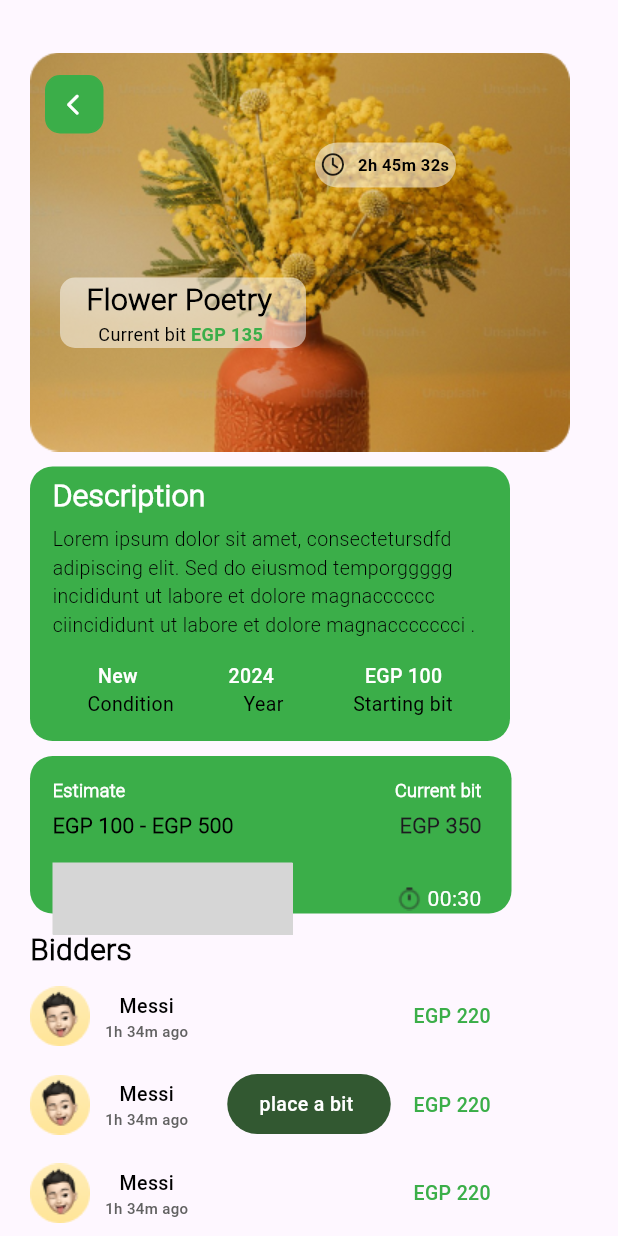
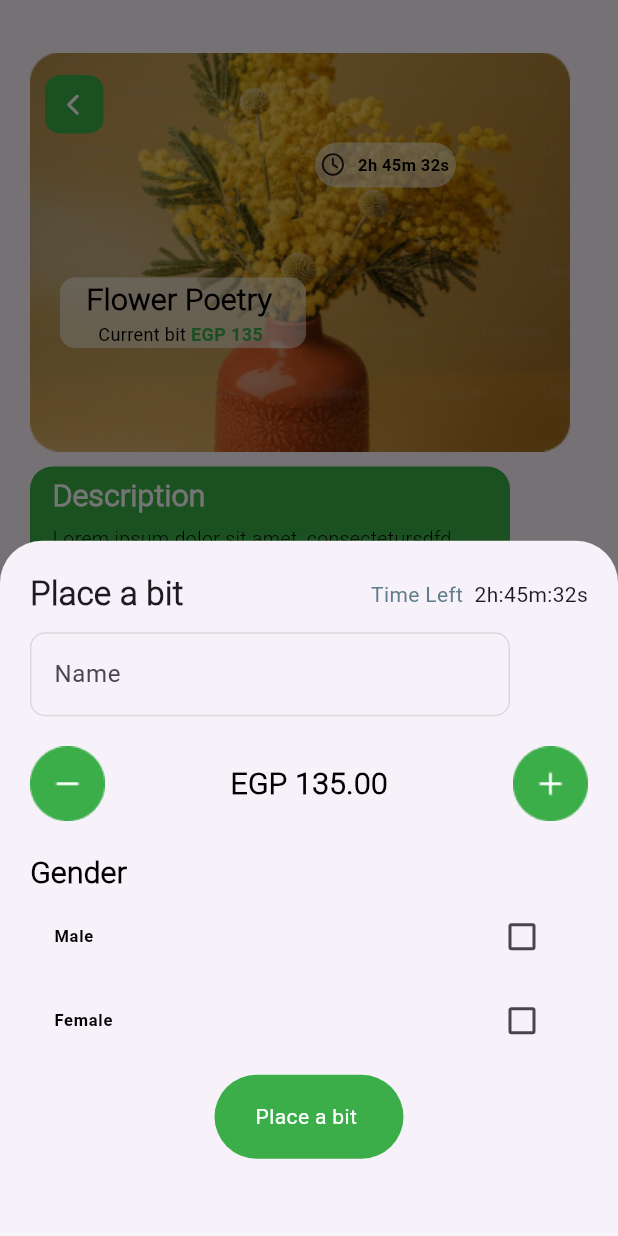
Before and after one commit to Marwanali2/ReNu_graduation_project, a Flutter app: the DetailsOfAnticaView screen opened by its route, after a tap on "place a bit", on a phone screen of 412 x 824 dp. Run offline on Flutter 3.47's test engine with Material 3 defaults, Android fonts, the phone set to English and light mode, and no system bars; our stand-ins replace country_code_picker, firebase_core, font_awesome_flutter, go_router, image_picker, pin_code_fields; missing offline and left inert: linear_progress_bar; accounts and stored records are empty; Roboto replaces fonts that are missing (Poppins-Black.ttf); grey boxes are pictures that could not be loaded.

Commit message:
end antika ui section

```diff
--- a/lib/core/routing/app_router.dart
+++ b/lib/core/routing/app_router.dart
@@ -1,6 +1,7 @@
 import 'package:go_router/go_router.dart';
 import 'package:graduation_project/features/antica/presentation/views/antica_tab_bar_controller.dart';
 import 'package:graduation_project/features/antica/presentation/views/details_of_antica_view.dart';
+import 'package:graduation_project/features/antica/presentation/views/widgets/bidders_bottom_sheet.dart';
 import 'package:graduation_project/features/auth/presentation/views/log_or_sign_view.dart';
 import 'package:graduation_project/features/auth/presentation/views/forget_password_view.dart';
 import 'package:graduation_project/features/auth/presentation/views/login_view.dart';
@@ -20,7 +21,7 @@ abstract class AppRouter {
   static const kSuccess = '/success';
   static const kAnticaTabbar = '/anticatabbar';
   static const kDetailsOfAntica = '/detailsofantica';
-
+  static const kbottomSheet='/bottomsheet';
 
  static final router = GoRouter(
     routes: <RouteBase>[
@@ -84,6 +85,12 @@ abstract class AppRouter {
           return const DetailsOfAnticaView();
         },
       ),
+      GoRoute(
+        path: kbottomSheet,
+        builder: (context, state) {
+          return const BiddersBottomSheet();
+        },
+      ),
     ]
  );
 
--- /dev/null
+++ b/lib/features/antica/presentation/views/widgets/bidders_bottom_sheet.dart
@@ -0,0 +1,52 @@
+import 'package:flutter/material.dart';
+import 'package:graduation_project/core/helpers/constants.dart';
+import 'package:graduation_project/core/theme/colors.dart';
+import 'package:graduation_project/features/antica/presentation/views/widgets/components_of_bottom_bidders.dart';
+class BiddersBottomSheet extends StatefulWidget {
+  const BiddersBottomSheet({super.key});
+
+  @override
+  State<BiddersBottomSheet> createState() => _BiddersBottomSheetState();
+}
+
+class _BiddersBottomSheetState extends State<BiddersBottomSheet> {
+final List<String> items = [
+  'Male',
+  'Female',
+
+];
+String? selectedValue;
+    @override
+  Widget build(BuildContext context) {
+    return GestureDetector(
+                onTap: (){
+                showModalBottomSheet(
+
+                  context: context,
+                  builder: (context){
+                  return const ComponentsOfBidders();
+                });
+                },
+
+
+                 child: Container(
+                  height: 40,
+                  width: 109,
+                  decoration: BoxDecoration(
+                    borderRadius: BorderRadius.circular(20),
+                    color: const Color(0xff325831)
+                  ),
+                  child: const Center(
+                    child: Text('place a bit ',style: TextStyle(
+                      fontFamily: poppinsBlackFont,
+                      fontWeight: FontWeight.w500,
+                      color: whiteColor,
+                      fontSize: 13
+                    ),),
+                  ),
+                 ),
+               );
+
+
+  }
+}
--- a/lib/features/antica/presentation/views/widgets/bidders_of_antika.dart
+++ b/lib/features/antica/presentation/views/widgets/bidders_of_antika.dart
@@ -1,39 +1,23 @@
 import 'package:flutter/material.dart';
-import 'package:graduation_project/core/helpers/constants.dart';
-import 'package:graduation_project/core/theme/colors.dart';
+import 'package:graduation_project/features/antica/presentation/views/widgets/bidders_bottom_sheet.dart';
 import 'package:graduation_project/features/antica/presentation/views/widgets/listview_of_bidders_of_antika.dart';
 
-class BiddersOfAntika extends StatelessWidget {
+class BiddersOfAntika extends StatefulWidget {
   const BiddersOfAntika({super.key});
 
   @override
+  State<BiddersOfAntika> createState() => _BiddersOfAntikaState();
+}
+
+class _BiddersOfAntikaState extends State<BiddersOfAntika> {
+  @override
   Widget build(BuildContext context) {
-    return             Expanded(
+    return         const    Expanded(
               child: Stack(
                         children: [
-                         const BiddersOfAntikaListView(),
+                          BiddersOfAntikaListView(),
                          Center(
-               child: GestureDetector(
-                onTap: (){
-
-                },
-                 child: Container(
-                  height: 40,
-                  width: 109,
-                  decoration: BoxDecoration(
-                    borderRadius: BorderRadius.circular(20),
-                    color: const Color(0xff325831)
-                  ),
-                  child: const Center(
-                    child: Text('place a bit ',style: TextStyle(
-                      fontFamily: poppinsBlackFont,
-                      fontWeight: FontWeight.w500,
-                      color: whiteColor,
-                      fontSize: 13
-                    ),),
-                  ),
-                 ),
-               ),
+               child: BiddersBottomSheet()
                         )]),
             );
 
--- /dev/null
+++ b/lib/features/antica/presentation/views/widgets/checkbox_of_gender.dart
@@ -0,0 +1,45 @@
+import 'package:flutter/material.dart';
+import 'package:graduation_project/core/theme/styles.dart';
+
+class CheckboxOfGender extends StatefulWidget {
+  const CheckboxOfGender({super.key});
+
+  @override
+  State<CheckboxOfGender> createState() => _CheckboxOfGenderState();
+}
+
+class _CheckboxOfGenderState extends State<CheckboxOfGender> {
+
+  bool? male=false;
+  bool? female =false;
+  @override
+  Widget build(BuildContext context) {
+    return Flexible(
+      child: SizedBox(
+        height: 120,
+        child: Column(
+          children: [
+            CheckboxListTile(
+              title:const Text('Male',style: Styles.textStyle11,),
+              value: male,
+               onChanged: ( value){
+                setState(() {
+                  male=value;
+                });
+               }
+               ),
+                CheckboxListTile(
+              title:const Text('Female',style: Styles.textStyle11,),
+              value: female,
+               onChanged: ( value){
+                setState(() {
+                  female=value;
+                });
+               }
+               ),
+          ],
+        ),
+      ),
+    );
+  }
+}
--- /dev/null
+++ b/lib/features/antica/presentation/views/widgets/components_of_bottom_bidders.dart
@@ -0,0 +1,122 @@
+import 'package:flutter/material.dart';
+import 'package:go_router/go_router.dart';
+import 'package:graduation_project/core/helpers/constants.dart';
+import 'package:graduation_project/core/routing/app_router.dart';
+import 'package:graduation_project/core/theme/colors.dart';
+import 'package:graduation_project/core/theme/styles.dart';
+import 'package:graduation_project/features/antica/presentation/views/widgets/checkbox_of_gender.dart';
+import 'package:graduation_project/features/antica/presentation/views/widgets/current_bit_egp.dart';
+
+class ComponentsOfBidders extends StatefulWidget {
+  const ComponentsOfBidders({super.key});
+
+  @override
+  State<ComponentsOfBidders> createState() => _ComponentsOfBiddersState();
+}
+
+class _ComponentsOfBiddersState extends State<ComponentsOfBidders> {
+  @override
+  Widget build(BuildContext context) {
+
+    return            SizedBox(
+                    height: 500,
+                    child: Padding(
+                      padding: const EdgeInsets.only(top: 20,left: 20,right: 20),
+                      child: Column(
+                        crossAxisAlignment: CrossAxisAlignment.start,
+                        children: [
+                         const Row(
+                            mainAxisAlignment: MainAxisAlignment.spaceBetween,
+                            children: [
+                              Text('Place a bit ',style: TextStyle(
+                                fontSize: 22,
+                                fontWeight: FontWeight.w600,
+                                fontFamily: robotoFont
+                              ),),
+                              Row(
+                                children: [
+                                  Text('Time Left ',style: TextStyle(color: Colors.blueGrey),),
+                                  Text(' 2h:45m:32s'),
+                                ],
+                              )
+                            ],
+                          ),
+                        const  SizedBox(height: 10,),
+                          SizedBox(
+                            height: 56,
+                            width: 320,
+
+                            child: TextFormField(
+                              decoration:const InputDecoration(
+                                hintText: 'Name',
+                                enabledBorder:  OutlineInputBorder(
+                               borderRadius: BorderRadius.all(Radius.circular(10)),
+                               borderSide: BorderSide(width: 1,
+                               color: borderColor
+                               ),
+                             ),
+                             border: OutlineInputBorder(
+                               borderRadius: BorderRadius.all(Radius.circular(10)),
+                               borderSide: BorderSide(width: 1,
+                               color: borderColor
+                               ),
+                             ),
+                             focusedBorder: OutlineInputBorder(
+                               borderRadius: BorderRadius.all(Radius.circular(10)),
+                               borderSide: BorderSide(width: 1,
+                               color: borderFormColor
+                               ),
+                             ),
+
+                               ) ,
+                                   validator: (value) {
+                                   if(value==null){
+                                   return "please , enter name !";
+                               }
+                              },
+
+
+                            ),
+
+                          ),
+                          const SizedBox(height: 20,),
+                         const CurrentBitEgp(),
+                          const SizedBox(height: 20,),
+                          Text('Gender ',style: Styles.textStyle20.copyWith(fontFamily: robotoFont),),
+                         const CheckboxOfGender(),
+                         const Center(child: CustomButtonPlaceBit()),
+                                         ],
+                      ),
+                    ),
+                   );
+
+
+
+
+
+  }
+}
+
+class CustomButtonPlaceBit extends StatelessWidget {
+  const CustomButtonPlaceBit({super.key});
+
+  @override
+  Widget build(BuildContext context) {
+    return  GestureDetector
+
+    (
+      onTap: (){
+        GoRouter.of(context).push(AppRouter.kDetailsOfAntica);
+      },
+      child: Container(
+        width: 126,
+        height: 56,
+        decoration: BoxDecoration(
+          color:borderFormColor,
+          borderRadius: BorderRadius.circular(30)
+        ),
+        child:const Center(child: Text('Place a bit ',style: TextStyle(color: whiteColor),)),
+      ),
+    );
+  }
+}
--- /dev/null
+++ b/lib/features/antica/presentation/views/widgets/current_bit_egp.dart
@@ -0,0 +1,19 @@
+import 'package:flutter/material.dart';
+import 'package:flutter/widgets.dart';
+import 'package:graduation_project/core/helpers/constants.dart';
+import 'package:graduation_project/core/theme/styles.dart';
+
+class CurrentBitEgp extends StatelessWidget {
+  const CurrentBitEgp({super.key});
+
+  @override
+  Widget build(BuildContext context) {
+    return Row(
+                            mainAxisAlignment: MainAxisAlignment.spaceBetween,
+                          children: [
+                            GestureDetector(child: Image.asset('assests/images/minus.png')),
+                            Text('EGP 135.00',style: Styles.textStyle20.copyWith(fontFamily: robotoFont),),
+                            GestureDetector(child: Image.asset('assests/images/plus.png'))
+                          ],);
+  }
+}
--- a/pubspec.yaml
+++ b/pubspec.yaml
@@ -46,6 +46,7 @@ dependencies:
   intl_phone_field: ^3.2.0
   pin_code_fields: ^8.0.1
   sign_in_with_apple: ^5.0.0
+  dropdown_button2: ^2.3.9
 
 dev_dependencies:
   flutter_lints: ^2.0.0
```
Also changed, not shown: assests/images/minus.png (added), assests/images/plus.png (added), pubspec.lock.
